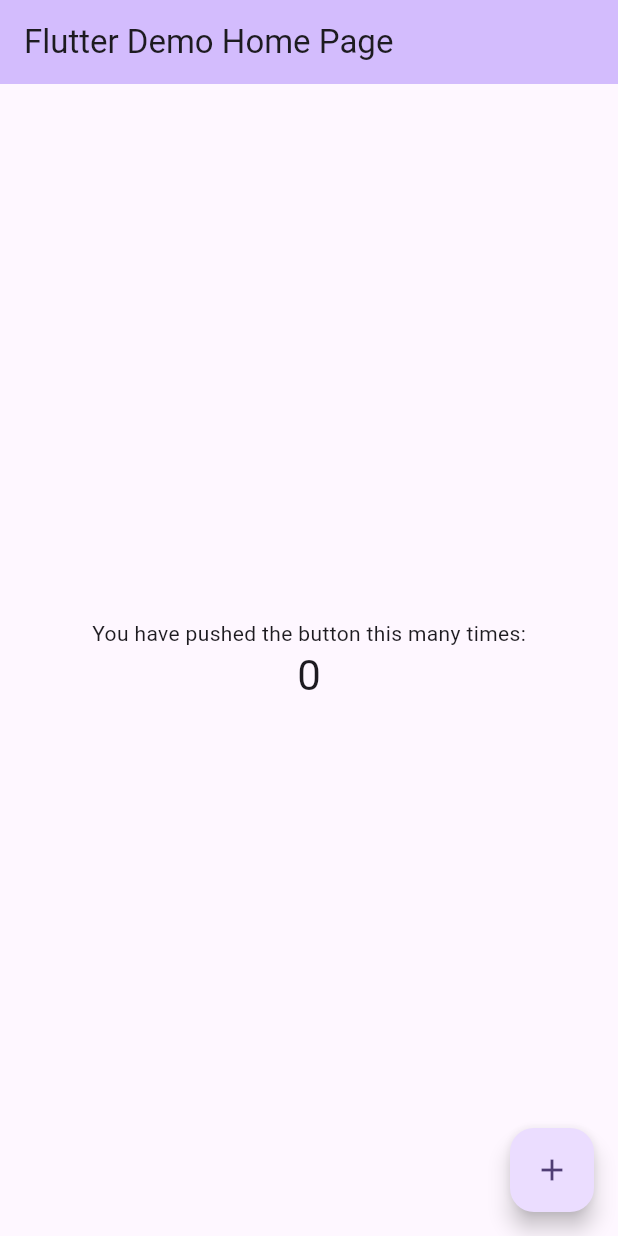
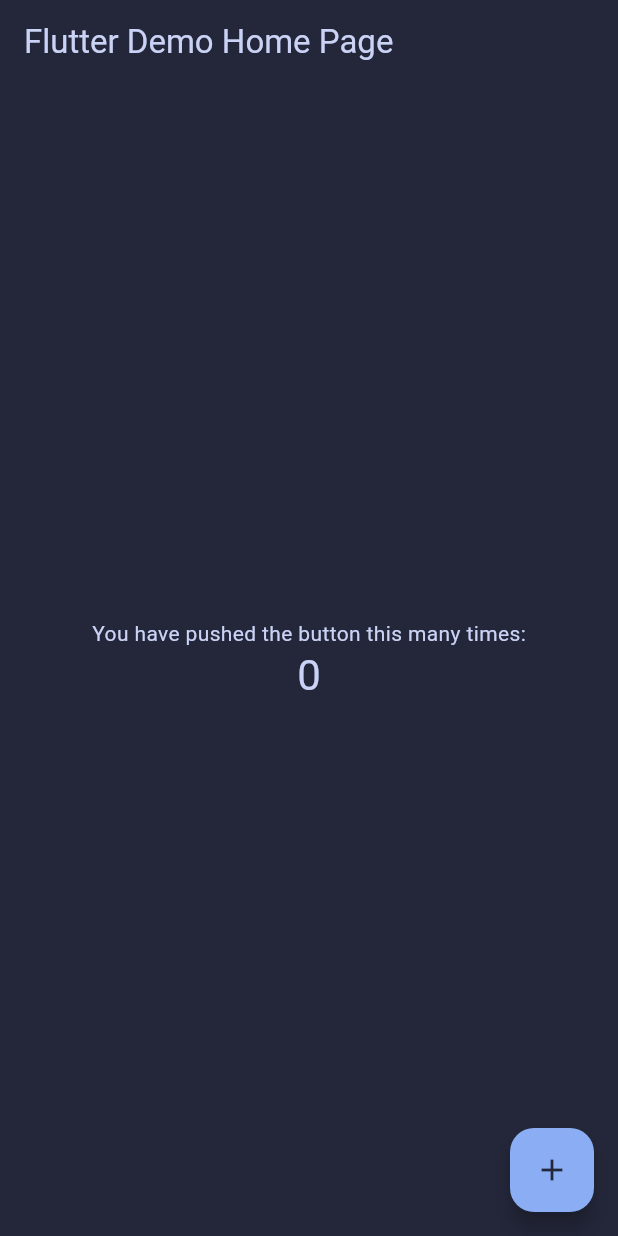
Before and after one commit to r3sh4pe/StainWise, a Flutter app: the screen it shows after launch, on a phone screen of 412 x 824 dp. Run offline on Flutter 3.47's test engine with Material 3 defaults, Android fonts, the phone set to English and light mode, and no system bars; generated files the repository leaves out were written again.

Commit message:
added theming

````diff
--- /dev/null
+++ b/lib/l10n/app_localizations.dart
@@ -0,0 +1,219 @@
+import 'dart:async';
+
+import 'package:flutter/foundation.dart';
+import 'package:flutter/widgets.dart';
+import 'package:flutter_localizations/flutter_localizations.dart';
+import 'package:intl/intl.dart' as intl;
+
+import 'app_localizations_de.dart';
+import 'app_localizations_en.dart';
+
+// ignore_for_file: type=lint
+
+/// Callers can lookup localized strings with an instance of AppLocalizations
+/// returned by `AppLocalizations.of(context)`.
+///
+/// Applications need to include `AppLocalizations.delegate()` in their app's
+/// `localizationDelegates` list, and the locales they support in the app's
+/// `supportedLocales` list. For example:
+///
+/// ```dart
+/// import 'l10n/app_localizations.dart';
+///
+/// return MaterialApp(
+///   localizationsDelegates: AppLocalizations.localizationsDelegates,
+///   supportedLocales: AppLocalizations.supportedLocales,
+///   home: MyApplicationHome(),
+/// );
+/// ```
+///
+/// ## Update pubspec.yaml
+///
+/// Please make sure to update your pubspec.yaml to include the following
+/// packages:
+///
+/// ```yaml
+/// dependencies:
+///   # Internationalization support.
+///   flutter_localizations:
+///     sdk: flutter
+///   intl: any # Use the pinned version from flutter_localizations
+///
+///   # Rest of dependencies
+/// ```
+///
+/// ## iOS Applications
+///
+/// iOS applications define key application metadata, including supported
+/// locales, in an Info.plist file that is built into the application bundle.
+/// To configure the locales supported by your app, you’ll need to edit this
+/// file.
+///
+/// First, open your project’s ios/Runner.xcworkspace Xcode workspace file.
+/// Then, in the Project Navigator, open the Info.plist file under the Runner
+/// project’s Runner folder.
+///
+/// Next, select the Information Property List item, select Add Item from the
+/// Editor menu, then select Localizations from the pop-up menu.
+///
+/// Select and expand the newly-created Localizations item then, for each
+/// locale your application supports, add a new item and select the locale
+/// you wish to add from the pop-up menu in the Value field. This list should
+/// be consistent with the languages listed in the AppLocalizations.supportedLocales
+/// property.
+abstract class AppLocalizations {
+  AppLocalizations(String locale) : localeName = intl.Intl.canonicalizedLocale(locale.toString());
+
+  final String localeName;
+
+  static AppLocalizations? of(BuildContext context) {
+    return Localizations.of<AppLocalizations>(context, AppLocalizations);
+  }
+
+  static const LocalizationsDelegate<AppLocalizations> delegate = _AppLocalizationsDelegate();
+
+  /// A list of this localizations delegate along with the default localizations
+  /// delegates.
+  ///
+  /// Returns a list of localizations delegates containing this delegate along with
+  /// GlobalMaterialLocalizations.delegate, GlobalCupertinoLocalizations.delegate,
+  /// and GlobalWidgetsLocalizations.delegate.
+  ///
+  /// Additional delegates can be added by appending to this list in
+  /// MaterialApp. This list does not have to be used at all if a custom list
+  /// of delegates is preferred or required.
+  static const List<LocalizationsDelegate<dynamic>> localizationsDelegates = <LocalizationsDelegate<dynamic>>[
+    delegate,
+    GlobalMaterialLocalizations.delegate,
+    GlobalCupertinoLocalizations.delegate,
+    GlobalWidgetsLocalizations.delegate,
+  ];
+
+  /// A list of this localizations delegate's supported locales.
+  static const List<Locale> supportedLocales = <Locale>[
+    Locale('de'),
+    Locale('en')
+  ];
+
+  /// The application's name
+  ///
+  /// In en, this message translates to:
+  /// **'Strain Monitor'**
+  String get appTitle;
+
+  /// Label for strain level input
+  ///
+  /// In en, this message translates to:
+  /// **'Strain Level'**
+  String get strainLevel;
+
+  /// Label for optional note input
+  ///
+  /// In en, this message translates to:
+  /// **'Note'**
+  String get strainNote;
+
+  /// Button to create a new strain entry
+  ///
+  /// In en, this message translates to:
+  /// **'Create Entry'**
+  String get createEntry;
+
+  /// Label for skill name input
+  ///
+  /// In en, this message translates to:
+  /// **'Skill Name'**
+  String get skillName;
+
+  /// Label for skill description input
+  ///
+  /// In en, this message translates to:
+  /// **'Description'**
+  String get skillDescription;
+
+  /// Label for symptom name input
+  ///
+  /// In en, this message translates to:
+  /// **'Symptom Name'**
+  String get symptomName;
+
+  /// Label for symptom description input
+  ///
+  /// In en, this message translates to:
+  /// **'Description'**
+  String get symptomDescription;
+
+  /// Button to rate a skill
+  ///
+  /// In en, this message translates to:
+  /// **'Rate Skill'**
+  String get rateSkill;
+
+  /// Section title for unrated entries
+  ///
+  /// In en, this message translates to:
+  /// **'Unrated Entries'**
+  String get unratedEntries;
+
+  /// Settings menu title
+  ///
+  /// In en, this message translates to:
+  /// **'Settings'**
+  String get settings;
+
+  /// Label for notification interval setting
+  ///
+  /// In en, this message translates to:
+  /// **'Notification Interval'**
+  String get notificationInterval;
+
+  /// Save button text
+  ///
+  /// In en, this message translates to:
+  /// **'Save'**
+  String get save;
+
+  /// Cancel button text
+  ///
+  /// In en, this message translates to:
+  /// **'Cancel'**
+  String get cancel;
+
+  /// Unit for time in minutes
+  ///
+  /// In en, this message translates to:
+  /// **'Minutes'**
+  String get minutes;
+}
+
+class _AppLocalizationsDelegate extends LocalizationsDelegate<AppLocalizations> {
+  const _AppLocalizationsDelegate();
+
+  @override
+  Future<AppLocalizations> load(Locale locale) {
+    return SynchronousFuture<AppLocalizations>(lookupAppLocalizations(locale));
+  }
+
+  @override
+  bool isSupported(Locale locale) => <String>['de', 'en'].contains(locale.languageCode);
+
+  @override
+  bool shouldReload(_AppLocalizationsDelegate old) => false;
+}
+
+AppLocalizations lookupAppLocalizations(Locale locale) {
+
+
+  // Lookup logic when only language code is specified.
+  switch (locale.languageCode) {
+    case 'de': return AppLocalizationsDe();
+    case 'en': return AppLocalizationsEn();
+  }
+
+  throw FlutterError(
+    'AppLocalizations.delegate failed to load unsupported locale "$locale". This is likely '
+    'an issue with the localizations generation tool. Please file an issue '
+    'on GitHub with a reproducible sample app and the gen-l10n configuration '
+    'that was used.'
+  );
+}
--- /dev/null
+++ b/lib/l10n/app_localizations_de.dart
@@ -0,0 +1,53 @@
+import 'app_localizations.dart';
+
+// ignore_for_file: type=lint
+
+/// The translations for German (`de`).
+class AppLocalizationsDe extends AppLocalizations {
+  AppLocalizationsDe([String locale = 'de']) : super(locale);
+
+  @override
+  String get appTitle => 'Belastungsmonitor';
+
+  @override
+  String get strainLevel => 'Belastungsniveau';
+
+  @override
+  String get strainNote => 'Notiz';
+
+  @override
+  String get createEntry => 'Eintrag erstellen';
+
+  @override
+  String get skillName => 'Fähigkeitsname';
+
+  @override
+  String get skillDescription => 'Beschreibung';
+
+  @override
+  String get symptomName => 'Symptomname';
+
+  @override
+  String get symptomDescription => 'Beschreibung';
+
+  @override
+  String get rateSkill => 'Fähigkeit bewerten';
+
+  @override
+  String get unratedEntries => 'Unbewertete Einträge';
+
+  @override
+  String get settings => 'Einstellungen';
+
+  @override
+  String get notificationInterval => 'Benachrichtigungsintervall';
+
+  @override
+  String get save => 'Speichern';
+
+  @override
+  String get cancel => 'Abbrechen';
+
+  @override
+  String get minutes => 'Minuten';
+}
--- /dev/null
+++ b/lib/l10n/app_localizations_en.dart
@@ -0,0 +1,53 @@
+import 'app_localizations.dart';
+
+// ignore_for_file: type=lint
+
+/// The translations for English (`en`).
+class AppLocalizationsEn extends AppLocalizations {
+  AppLocalizationsEn([String locale = 'en']) : super(locale);
+
+  @override
+  String get appTitle => 'Strain Monitor';
+
+  @override
+  String get strainLevel => 'Strain Level';
+
+  @override
+  String get strainNote => 'Note';
+
+  @override
+  String get createEntry => 'Create Entry';
+
+  @override
+  String get skillName => 'Skill Name';
+
+  @override
+  String get skillDescription => 'Description';
+
+  @override
+  String get symptomName => 'Symptom Name';
+
+  @override
+  String get symptomDescription => 'Description';
+
+  @override
+  String get rateSkill => 'Rate Skill';
+
+  @override
+  String get unratedEntries => 'Unrated Entries';
+
+  @override
+  String get settings => 'Settings';
+
+  @override
+  String get notificationInterval => 'Notification Interval';
+
+  @override
+  String get save => 'Save';
+
+  @override
+  String get cancel => 'Cancel';
+
+  @override
+  String get minutes => 'Minutes';
+}
--- a/lib/main.dart
+++ b/lib/main.dart
@@ -1,43 +1,52 @@
 import 'package:flutter/material.dart';
+import 'package:flutter_localizations/flutter_localizations.dart';
+import 'package:provider/provider.dart';
+import 'l10n/l10n.dart';
+import 'theme/theme_provider.dart';
 
 void main() {
-  runApp(const MyApp());
+  runApp(
+    ChangeNotifierProvider(
+      create: (_) => ThemeProvider(),
+      child: const MyApp(),
+    ),
+  );
 }
 
 class MyApp extends StatelessWidget {
   const MyApp({super.key});
 
-  // This widget is the root of your application.
   @override
   Widget build(BuildContext context) {
-    return MaterialApp(
-      title: 'Flutter Demo',
-      theme: ThemeData(
-        // This is the theme of your application.
-        //
-        // TRY THIS: Try running your application with "flutter run". You'll see
-        // the application has a purple toolbar. Then, without quitting the app,
-        // try changing the seedColor in the colorScheme below to Colors.green
-        // and then invoke "hot reload" (save your changes or press the "hot
-        // reload" button in a Flutter-supported IDE, or press "r" if you used
-        // the command line to start the app).
-        //
-        // Notice that the counter didn't reset back to zero; the application
-        // state is not lost during the reload. To reset the state, use hot
-        // restart instead.
-        //
-        // This works for code too, not just values: Most code changes can be
-        // tested with just a hot reload.
-        colorScheme: ColorScheme.fromSeed(seedColor: Colors.deepPurple),
-        useMaterial3: true,
-      ),
-      home: const MyHomePage(title: 'Flutter Demo Home Page'),
+    return Consumer<ThemeProvider>(
+      builder: (context, themeProvider, _) {
+        return MaterialApp(
+          onGenerateTitle: (context) => context.l10n.appTitle,
+
+          // Theme
+          theme: themeProvider.getTheme(),
+
+          // Localization support
+          localizationsDelegates: const [
+            AppLocalizations.delegate,
+            GlobalMaterialLocalizations.delegate,
+            GlobalWidgetsLocalizations.delegate,
+            GlobalCupertinoLocalizations.delegate,
+          ],
+          supportedLocales: const [
+            Locale('en'), // English
+            Locale('de'), // German
+          ],
+
+          home: const HomePage(title: 'Flutter Demo Home Page'),
+        );
+      },
     );
   }
 }
 
-class MyHomePage extends StatefulWidget {
-  const MyHomePage({super.key, required this.title});
+class HomePage extends StatefulWidget {
+  const HomePage({super.key, required this.title});
 
   // This widget is the home page of your application. It is stateful, meaning
   // that it has a State object (defined below) that contains fields that affect
@@ -51,10 +60,10 @@ class MyHomePage extends StatefulWidget {
   final String title;
 
   @override
-  State<MyHomePage> createState() => _MyHomePageState();
+  State<HomePage> createState() => _HomePageState();
 }
 
-class _MyHomePageState extends State<MyHomePage> {
+class _HomePageState extends State<HomePage> {
   int _counter = 0;
 
   void _incrementCounter() {
--- /dev/null
+++ b/lib/theme/theme_constants.dart
@@ -0,0 +1,189 @@
+import 'package:flutter/material.dart';
+
+/// Catppuccin color palette implementation
+class CatppuccinColors {
+  // Latte palette
+  static const lattePalette = CatppuccinPalette(
+    rosewater: Color(0xFFDC8A78),
+    flamingo: Color(0xFFDD7878),
+    pink: Color(0xFFEA76CB),
+    mauve: Color(0xFF8839EF),
+    red: Color(0xFFD20F39),
+    maroon: Color(0xFFE64553),
+    peach: Color(0xFFFE640B),
+    yellow: Color(0xFFDF8E1D),
+    green: Color(0xFF40A02B),
+    teal: Color(0xFF179299),
+    sky: Color(0xFF04A5E5),
+    sapphire: Color(0xFF209FB5),
+    blue: Color(0xFF1E66F5),
+    lavender: Color(0xFF7287FD),
+    text: Color(0xFF4C4F69),
+    subtext1: Color(0xFF5C5F77),
+    subtext0: Color(0xFF6C6F85),
+    overlay2: Color(0xFF7C7F93),
+    overlay1: Color(0xFF8C8FA1),
+    overlay0: Color(0xFF9CA0B0),
+    surface2: Color(0xFFACB0BE),
+    surface1: Color(0xFFBCC0CC),
+    surface0: Color(0xFFCCD0DA),
+    base: Color(0xFFEFF1F5),
+    mantle: Color(0xFFE6E9EF),
+    crust: Color(0xFFDCE0E8),
+  );
+
+  // Frappé palette
+  static const frappePalette = CatppuccinPalette(
+    rosewater: Color(0xFFF2D5CF),
+    flamingo: Color(0xFFEEBEBE),
+    pink: Color(0xFFF4B8E4),
+    mauve: Color(0xFFCA9EE6),
+    red: Color(0xFFE78284),
+    maroon: Color(0xFFEA999C),
+    peach: Color(0xFFEF9F76),
+    yellow: Color(0xFFE5C890),
+    green: Color(0xFFA6D189),
+    teal: Color(0xFF81C8BE),
+    sky: Color(0xFF99D1DB),
+    sapphire: Color(0xFF85C1DC),
+    blue: Color(0xFF8CAAEE),
+    lavender: Color(0xFFBABBF1),
+    text: Color(0xFFC6D0F5),
+    subtext1: Color(0xFFB5BFE2),
+    subtext0: Color(0xFFA5ADCE),
+    overlay2: Color(0xFF949CBB),
+    overlay1: Color(0xFF838BA7),
+    overlay0: Color(0xFF737994),
+    surface2: Color(0xFF626880),
+    surface1: Color(0xFF51576D),
+    surface0: Color(0xFF414559),
+    base: Color(0xFF303446),
+    mantle: Color(0xFF292C3C),
+    crust: Color(0xFF232634),
+  );
+
+  // Macchiato palette
+  static const macchiatoPalette = CatppuccinPalette(
+    rosewater: Color(0xFFF4DBD6),
+    flamingo: Color(0xFFF0C6C6),
+    pink: Color(0xFFF5BDE6),
+    mauve: Color(0xFFC6A0F6),
+    red: Color(0xFFED8796),
+    maroon: Color(0xFFEE99A0),
+    peach: Color(0xFFF5A97F),
+    yellow: Color(0xFFEED49F),
+    green: Color(0xFFA6DA95),
+    teal: Color(0xFF8BD5CA),
+    sky: Color(0xFF91D7E3),
+    sapphire: Color(0xFF7DC4E4),
+    blue: Color(0xFF8AADF4),
+    lavender: Color(0xFFB7BDF8),
+    text: Color(0xFFCAD3F5),
+    subtext1: Color(0xFFB8C0E0),
+    subtext0: Color(0xFFA5ADCB),
+    overlay2: Color(0xFF939AB7),
+    overlay1: Color(0xFF8087A2),
+    overlay0: Color(0xFF6E738D),
+    surface2: Color(0xFF5B6078),
+    surface1: Color(0xFF494D64),
+    surface0: Color(0xFF363A4F),
+    base: Color(0xFF24273A),
+    mantle: Color(0xFF1E2030),
+    crust: Color(0xFF181926),
+  );
+
+  // Mocha palette
+  static const mochaPalette = CatppuccinPalette(
+    rosewater: Color(0xFFF5E0DC),
+    flamingo: Color(0xFFF2CDCD),
+    pink: Color(0xFFF5C2E7),
+    mauve: Color(0xFFCBA6F7),
+    red: Color(0xFFF38BA8),
+    maroon: Color(0xFFEBA0AC),
+    peach: Color(0xFFFAB387),
+    yellow: Color(0xFFF9E2AF),
+    green: Color(0xFFA6E3A1),
+    teal: Color(0xFF94E2D5),
+    sky: Color(0xFF89DCEB),
+    sapphire: Color(0xFF74C7EC),
+    blue: Color(0xFF89B4FA),
+    lavender: Color(0xFFB4BEFE),
+    text: Color(0xFFCDD6F4),
+    subtext1: Color(0xFFBAC2DE),
+    subtext0: Color(0xFFA6ADC8),
+    overlay2: Color(0xFF9399B2),
+    overlay1: Color(0xFF7F849C),
+    overlay0: Color(0xFF6C7086),
+    surface2: Color(0xFF585B70),
+    surface1: Color(0xFF45475A),
+    surface0: Color(0xFF313244),
+    base: Color(0xFF1E1E2E),
+    mantle: Color(0xFF181825),
+    crust: Color(0xFF11111B),
+  );
+}
+
+class CatppuccinPalette {
+  final Color rosewater;
+  final Color flamingo;
+  final Color pink;
+  final Color mauve;
+  final Color red;
+  final Color maroon;
+  final Color peach;
+  final Color yellow;
+  final Color green;
+  final Color teal;
+  final Color sky;
+  final Color sapphire;
+  final Color blue;
+  final Color lavender;
+  final Color text;
+  final Color subtext1;
+  final Color subtext0;
+  final Color overlay2;
+  final Color overlay1;
+  final Color overlay0;
+  final Color surface2;
+  final Color surface1;
+  final Color surface0;
+  final Color base;
+  final Color mantle;
+  final Color crust;
+
+  const CatppuccinPalette({
+    required this.rosewater,
+    required this.flamingo,
+    required this.pink,
+    required this.mauve,
+    required this.red,
+    required this.maroon,
+    required this.peach,
+    required this.yellow,
+    required this.green,
+    required this.teal,
+    required this.sky,
+    required this.sapphire,
+    required this.blue,
+    required this.lavender,
+    required this.text,
+    required this.subtext1,
+    required this.subtext0,
+    required this.overlay2,
+    required this.overlay1,
+    required this.overlay0,
+    required this.surface2,
+    required this.surface1,
+    required this.surface0,
+    required this.base,
+    required this.mantle,
+    required this.crust,
+  });
+}
+
+enum ThemeVariant {
+  latte,
+  frappe,
+  macchiato,
+  mocha,
+}
--- /dev/null
+++ b/lib/theme/theme_provider.dart
@@ -0,0 +1,123 @@
+import 'package:flutter/material.dart';
+import 'theme_constants.dart';
+
+class ThemeProvider extends ChangeNotifier {
+  ThemeVariant _currentVariant = ThemeVariant.macchiato;
+  bool _isDark = true;
+
+  ThemeVariant get currentVariant => _currentVariant;
+  bool get isDark => _isDark;
+
+  void setThemeVariant(ThemeVariant variant) {
+    _currentVariant = variant;
+    _isDark = variant != ThemeVariant.latte;
+    notifyListeners();
+  }
+
+  ThemeData getTheme() {
+    final palette = _getPalette();
+
+    return ThemeData(
+      useMaterial3: true,
+      brightness: _isDark ? Brightness.dark : Brightness.light,
+
+      // Color Scheme
+      colorScheme: ColorScheme(
+        brightness: _isDark ? Brightness.dark : Brightness.light,
+        primary: palette.blue,
+        onPrimary: palette.base,
+        secondary: palette.mauve,
+        onSecondary: palette.base,
+        error: palette.red,
+        onError: palette.base,
+        surface: palette.base,
+        onSurface: palette.text,
+        // Using surface and onSurface instead of deprecated background/onBackground
+        surfaceTint: palette.surface0,
+        inverseSurface: palette.crust,
+        onInverseSurface: palette.text,
+        surfaceContainerHighest: palette.surface1,
+        onSurfaceVariant: palette.text,
+      ),
+
+      // Scaffold background color
+      scaffoldBackgroundColor: palette.base,
+
+      // AppBar theme
+      appBarTheme: AppBarTheme(
+        backgroundColor: palette.mantle,
+        foregroundColor: palette.text,
+        elevation: 0,
+      ),
+
+      // Card theme
+      cardTheme: CardTheme(
+        color: palette.surface0,
+        elevation: 0,
+        shape: RoundedRectangleBorder(
+          borderRadius: BorderRadius.circular(12),
+        ),
+      ),
+
+      // Input decoration theme
+      inputDecorationTheme: InputDecorationTheme(
+        filled: true,
+        fillColor: palette.surface1,
+        border: OutlineInputBorder(
+          borderRadius: BorderRadius.circular(8),
+          borderSide: BorderSide.none,
+        ),
+        focusedBorder: OutlineInputBorder(
+          borderRadius: BorderRadius.circular(8),
+          borderSide: BorderSide(color: palette.blue, width: 2),
+        ),
+      ),
+
+      // Floating action button theme
+      floatingActionButtonTheme: FloatingActionButtonThemeData(
+        backgroundColor: palette.blue,
+        foregroundColor: palette.base,
+      ),
+
+      // Button theme
+      elevatedButtonTheme: ElevatedButtonThemeData(
+        style: ElevatedButton.styleFrom(
+          backgroundColor: palette.blue,
+          foregroundColor: palette.base,
+          shape: RoundedRectangleBorder(
+            borderRadius: BorderRadius.circular(8),
+          ),
+        ),
+      ),
+
+      // Switch theme
+      switchTheme: SwitchThemeData(
+        thumbColor: WidgetStateProperty.resolveWith((states) {
+          if (states.contains(WidgetState.selected)) {
+            return palette.blue;
+          }
+          return palette.overlay0;
+        }),
+        trackColor: WidgetStateProperty.resolveWith((states) {
+          if (states.contains(WidgetState.selected)) {
+            return palette.blue.withValues(alpha: 128); // Using withValues instead of withOpacity
+          }
+          return palette.surface2;
+        }),
+      ),
+    );
+  }
+
+  CatppuccinPalette _getPalette() {
+    switch (_currentVariant) {
+      case ThemeVariant.latte:
+        return CatppuccinColors.lattePalette;
+      case ThemeVariant.frappe:
+        return CatppuccinColors.frappePalette;
+      case ThemeVariant.macchiato:
+        return CatppuccinColors.macchiatoPalette;
+      case ThemeVariant.mocha:
+        return CatppuccinColors.mochaPalette;
+    }
+  }
+}
````
